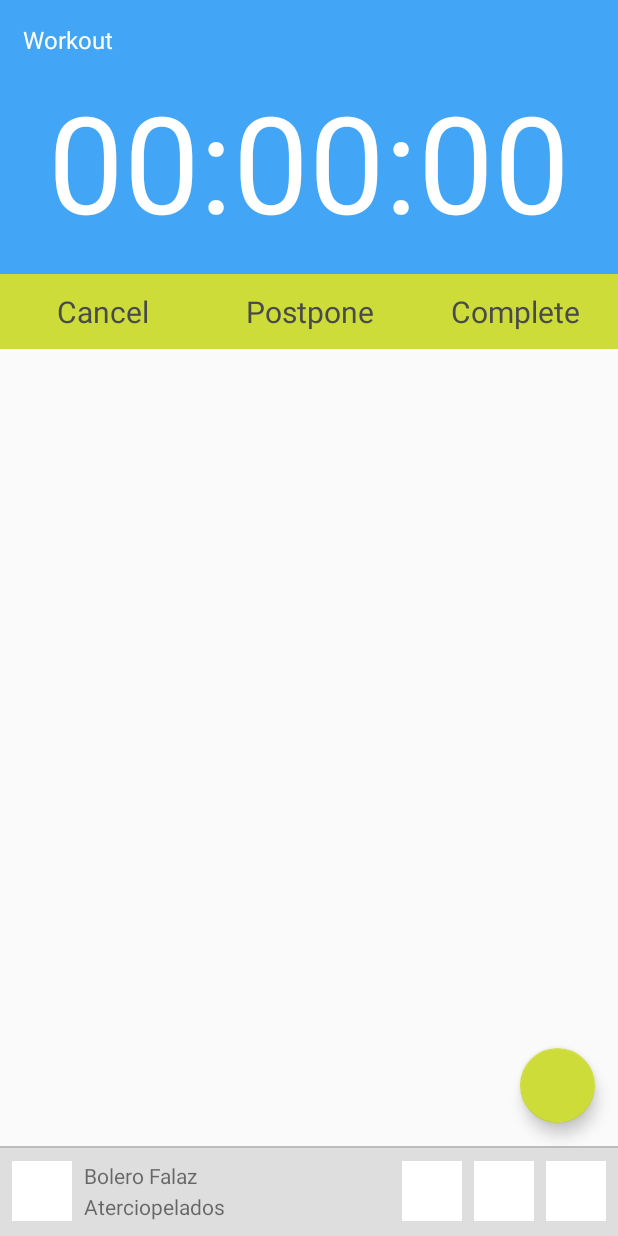
After one commit to kriztho/mylifecoach, an Android app: the TaskManagerActivity screen opened directly, with no data from a screen before it, on a phone screen of 412 x 824 dp. The commit adds this screen. Run offline under Robolectric (Android 15) with nearby library versions, the phone set to English and light mode, and no system bars; our stand-ins replace Room's generated code; libraries missing offline, so code that uses them is left out: android.arch.persistence.

Commit message:
TASKMANAGER: Added the initial activity for time keeping

```diff
--- a/app/src/main/AndroidManifest.xml
+++ b/app/src/main/AndroidManifest.xml
@@ -26,6 +26,9 @@
         <activity android:name=".ui.activities.EditGoalActivity"
             android:label="" />
 
+        <activity android:name=".ui.activities.TaskManagerActivity"
+            android:label="@string/activity_taskmanager_label" />
+
     </application>
 
 </manifest>
--- /dev/null
+++ b/app/src/main/java/com/cristhopper/mylifecoach/ui/activities/TaskManagerActivity.kt
@@ -0,0 +1,64 @@
+package com.cristhopper.mylifecoach.ui.activities
+
+import android.arch.lifecycle.Observer
+import android.arch.lifecycle.ViewModelProviders
+import android.os.Bundle
+import android.support.v7.app.AppCompatActivity
+import com.cristhopper.mylifecoach.R
+import com.cristhopper.mylifecoach.data.domain.Goal
+import com.cristhopper.mylifecoach.utils.InjectorUtils
+import com.cristhopper.mylifecoach.viewmodel.TaskManagerViewModel
+import kotlinx.android.synthetic.main.activity_task_manager.*
+import org.joda.time.Period
+import org.joda.time.format.PeriodFormatterBuilder
+
+
+class TaskManagerActivity : AppCompatActivity() {
+
+    var goal: Goal? = null
+    private lateinit var viewModel: TaskManagerViewModel
+
+    companion object {
+        @JvmField
+        val KEY_GOAL_ID: String = "key goal id"
+    }
+
+    override fun onCreate(savedInstanceState: Bundle?) {
+        super.onCreate(savedInstanceState)
+
+        setContentView(R.layout.activity_task_manager)
+
+        // Get the goal id
+        val goalId = intent.getIntExtra(KEY_GOAL_ID, 0)
+
+        val factory = InjectorUtils.provideTaskManagerViewModelFactory(this)
+        viewModel = ViewModelProviders.of(this, factory).get(TaskManagerViewModel::class.java)
+
+        viewModel.getGoal(goalId).observe(this, Observer { goal ->
+
+            this.goal = goal
+
+            // populate
+            setup(goal)
+        })
+    }
+
+    private fun setup(goal: Goal?) {
+
+        goal?.also { goal1 ->
+
+            txt_title.text = goal1.title
+
+            val durationPeriod = Period(0, 0, goal1.estimatedDuration, 0)
+
+            val formatter = PeriodFormatterBuilder()
+                    .printZeroAlways()
+                    .minimumPrintedDigits(2)
+                    .appendHours().appendSuffix(":")
+                    .appendMinutes().appendSuffix(":")
+                    .appendSeconds().toFormatter()
+
+            txt_timer.text = formatter.print(durationPeriod.normalizedStandard())
+        }
+    }
+}
--- a/app/src/main/java/com/cristhopper/mylifecoach/ui/adapter/GoalListAdapter.kt
+++ b/app/src/main/java/com/cristhopper/mylifecoach/ui/adapter/GoalListAdapter.kt
@@ -9,12 +9,13 @@ import android.view.View
 import com.cristhopper.mylifecoach.R
 import com.cristhopper.mylifecoach.data.domain.Goal
 import com.cristhopper.mylifecoach.ui.activities.GoalActivity
+import com.cristhopper.mylifecoach.ui.activities.TaskManagerActivity
 import com.cristhopper.mylifecoach.utils.inflate
 import kotlinx.android.synthetic.main.item_row_main.view.*
 
 class GoalListAdapter: ListAdapter<Goal, ViewHolder>(GoalDiffCallback()) {
 
-    // Binds each animal in the ArrayList to a view
+    // Binds each item in the ArrayList to a view
     override fun onBindViewHolder(holder: ViewHolder, position: Int) {
 
         val goal = getItem(position)
@@ -56,7 +57,15 @@ class ViewHolder (view: View) : RecyclerView.ViewHolder(view), View.OnClickListe
         this.goal = goal
 
         // The views
-        view.item_title.setText(goal.title)
-        view.item_description.setText(goal.description)
+        view.item_title.text = goal.title
+        view.item_description.text = goal.description
+
+        view.item_quickstart_icon.setOnClickListener {
+
+            val context = itemView.context
+            val intent = Intent(context, TaskManagerActivity::class.java)
+            intent.putExtra(TaskManagerActivity.KEY_GOAL_ID, goal.id)
+            context.startActivity(intent)
+        }
     }
 }
--- a/app/src/main/java/com/cristhopper/mylifecoach/utils/InjectorUtils.kt
+++ b/app/src/main/java/com/cristhopper/mylifecoach/utils/InjectorUtils.kt
@@ -6,6 +6,7 @@ import com.cristhopper.mylifecoach.data.repository.GoalRepository
 import com.cristhopper.mylifecoach.viewmodel.EditGoalViewModelFactory
 import com.cristhopper.mylifecoach.viewmodel.GoalListViewModelFactory
 import com.cristhopper.mylifecoach.viewmodel.GoalViewModelFactory
+import com.cristhopper.mylifecoach.viewmodel.TaskManagerViewModelFactory
 
 object InjectorUtils {
 
@@ -27,4 +28,9 @@ object InjectorUtils {
         val repository = getGoalRepository(context)
         return EditGoalViewModelFactory(repository)
     }
+
+    fun provideTaskManagerViewModelFactory(context: Context): TaskManagerViewModelFactory {
+        val repository = getGoalRepository(context)
+        return TaskManagerViewModelFactory(repository)
+    }
 }
--- a/app/src/main/java/com/cristhopper/mylifecoach/viewmodel/GoalListViewModel.kt
+++ b/app/src/main/java/com/cristhopper/mylifecoach/viewmodel/GoalListViewModel.kt
@@ -6,7 +6,7 @@ import com.cristhopper.mylifecoach.data.repository.GoalRepository
 import javax.inject.Inject
 
 class GoalListViewModel internal constructor(
-        private val goalRepository: GoalRepository
+    private val goalRepository: GoalRepository
 ): ViewModel() {
 
     private val goalList = goalRepository.getGoals()
--- /dev/null
+++ b/app/src/main/java/com/cristhopper/mylifecoach/viewmodel/TaskManagerViewModel.kt
@@ -0,0 +1,11 @@
+package com.cristhopper.mylifecoach.viewmodel
+
+import android.arch.lifecycle.ViewModel
+import com.cristhopper.mylifecoach.data.repository.GoalRepository
+
+class TaskManagerViewModel internal constructor(
+    private val goalRepository: GoalRepository
+): ViewModel() {
+
+    fun getGoal(goalId: Int) = goalRepository.getGoal(goalId)
+}
--- /dev/null
+++ b/app/src/main/java/com/cristhopper/mylifecoach/viewmodel/TaskManagerViewModelFactory.kt
@@ -0,0 +1,14 @@
+package com.cristhopper.mylifecoach.viewmodel;
+
+
+import android.arch.lifecycle.ViewModel
+import android.arch.lifecycle.ViewModelProvider
+import com.cristhopper.mylifecoach.data.repository.GoalRepository
+
+public class TaskManagerViewModelFactory (
+    private val repository: GoalRepository
+) : ViewModelProvider.NewInstanceFactory() {
+
+    @Suppress("UNCHECKED_CAST")
+    override fun <T : ViewModel> create(modelClass: Class<T>) = TaskManagerViewModel(repository) as T
+        }
--- /dev/null
+++ b/app/src/main/res/layout/activity_task_manager.xml
@@ -0,0 +1,143 @@
+<?xml version="1.0" encoding="utf-8"?>
+<android.support.constraint.ConstraintLayout
+    xmlns:android="http://schemas.android.com/apk/res/android"
+    xmlns:app="http://schemas.android.com/apk/res-auto"
+    xmlns:tools="http://schemas.android.com/tools"
+    android:layout_width="match_parent"
+    android:layout_height="match_parent">
+
+    <TextView
+        android:id="@+id/txt_title"
+        android:text="Workout"
+        style="@style/tm_timer_title"
+        app:layout_constraintBottom_toTopOf="@+id/txt_timer"
+        app:layout_constraintEnd_toEndOf="parent"
+        app:layout_constraintStart_toStartOf="parent"
+        app:layout_constraintTop_toTopOf="parent" />
+
+    <TextView
+        android:id="@+id/txt_timer"
+        style="@style/tm_timer"
+        android:background="@color/colorPrimary"
+        android:text="@string/tm_timer_default"
+        android:textColor="@color/textColorPrimaryDark"
+        app:layout_constraintBottom_toTopOf="@+id/actionbar"
+        app:layout_constraintEnd_toEndOf="parent"
+        app:layout_constraintStart_toStartOf="parent"
+        app:layout_constraintTop_toBottomOf="@+id/txt_title" />
+
+    <LinearLayout
+        android:id="@+id/actionbar"
+        android:layout_width="match_parent"
+        android:layout_height="wrap_content"
+        app:layout_constraintBottom_toTopOf="@+id/recyclerview"
+        app:layout_constraintEnd_toEndOf="parent"
+        app:layout_constraintStart_toStartOf="parent"
+        app:layout_constraintTop_toBottomOf="@+id/txt_timer">
+
+        <TextView
+            android:id="@+id/tm_cancel"
+            style="@style/tm_bar_action"
+            android:text="@string/tm_action_cancel" />
+
+        <TextView
+            android:id="@+id/tm_postpone"
+            style="@style/tm_bar_action"
+            android:text="@string/tm_action_postpone" />
+
+        <TextView
+            android:id="@+id/tm_complete"
+            style="@style/tm_bar_action"
+            android:text="@string/tm_action_complete" />
+
+    </LinearLayout>
+
+    <android.support.v7.widget.RecyclerView
+        android:id="@+id/recyclerview"
+        android:layout_width="match_parent"
+        android:layout_height="0dp"
+        app:layout_constraintBottom_toTopOf="@+id/constraintLayout"
+        app:layout_constraintEnd_toEndOf="parent"
+        app:layout_constraintHorizontal_bias="0.0"
+        app:layout_constraintStart_toStartOf="parent"
+        app:layout_constraintTop_toBottomOf="@+id/actionbar" />
+
+    <android.support.design.widget.FloatingActionButton
+        android:id="@+id/floatingActionButton"
+        android:layout_width="50dp"
+        android:layout_height="50dp"
+        android:layout_marginEnd="15dp"
+        android:layout_marginBottom="15dp"
+        app:layout_constraintBottom_toTopOf="@+id/constraintLayout"
+        app:layout_constraintEnd_toEndOf="parent" />
+
+    <android.support.constraint.ConstraintLayout
+        android:id="@+id/constraintLayout"
+        android:layout_width="0dp"
+        android:layout_height="60dp"
+        android:background="@color/colorBackgroundGray"
+        app:layout_constraintBottom_toBottomOf="parent"
+        app:layout_constraintEnd_toEndOf="parent"
+        app:layout_constraintStart_toStartOf="parent">
+
+        <View
+            android:layout_width="match_parent"
+            android:layout_height="1dp"
+            android:background="@color/colorHairlineDarker"
+            />
+
+        <ImageView
+            android:id="@+id/img_song"
+            style="@style/tm_song_control_button"
+            android:contentDescription="@string/tm_img_song_description"
+            app:layout_constraintBottom_toBottomOf="parent"
+            app:layout_constraintStart_toStartOf="parent"
+            app:layout_constraintTop_toTopOf="parent" />
+
+        <TextView
+            android:id="@+id/txt_song_name"
+            style="@style/tm_song_control_text"
+            android:layout_marginTop="8dp"
+            android:text="Bolero Falaz"
+            app:layout_constraintBottom_toTopOf="@+id/txt_song_artist"
+            app:layout_constraintEnd_toStartOf="@+id/img_prev"
+            app:layout_constraintStart_toEndOf="@+id/img_song"
+            app:layout_constraintTop_toTopOf="parent" />
+
+        <TextView
+            android:id="@+id/txt_song_artist"
+            style="@style/tm_song_control_text"
+            android:layout_marginBottom="8dp"
+            android:text="Aterciopelados"
+            app:layout_constraintBottom_toBottomOf="parent"
+            app:layout_constraintEnd_toStartOf="@+id/img_prev"
+            app:layout_constraintStart_toEndOf="@+id/img_song"
+            app:layout_constraintTop_toBottomOf="@+id/txt_song_name" />
+
+        <ImageView
+            android:id="@+id/img_prev"
+            style="@style/tm_song_control_button"
+            android:contentDescription="@string/tm_img_prev_description"
+            app:layout_constraintBottom_toBottomOf="parent"
+            app:layout_constraintEnd_toStartOf="@+id/img_playpause"
+            app:layout_constraintTop_toTopOf="parent" />
+
+        <ImageView
+            android:id="@+id/img_playpause"
+            style="@style/tm_song_control_button"
+            android:contentDescription="@string/tm_img_playpause_description"
+            app:layout_constraintBottom_toBottomOf="parent"
+            app:layout_constraintEnd_toStartOf="@+id/img_next"
+            app:layout_constraintTop_toTopOf="parent" />
+
+        <ImageView
+            android:id="@+id/img_next"
+            style="@style/tm_song_control_button"
+            android:contentDescription="@string/tm_img_next_description"
+            app:layout_constraintBottom_toBottomOf="parent"
+            app:layout_constraintEnd_toEndOf="parent"
+            app:layout_constraintTop_toTopOf="parent" />
+
+    </android.support.constraint.ConstraintLayout>
+
+</android.support.constraint.ConstraintLayout>
--- a/app/src/main/res/values/colors.xml
+++ b/app/src/main/res/values/colors.xml
@@ -3,8 +3,13 @@
     <color name="colorPrimary">#42a5f5</color>
     <color name="colorPrimaryDark">#607d8b</color>
     <color name="colorAccent">#cddc39</color>
-    <color name="textColorPrimary">#000</color>
+
+    <color name="colorBackground">#FFF</color>
+    <color name="colorBackgroundGray">#DEDEDE</color>
+
+    <color name="textColorPrimary">#494a4c</color>
     <color name="textColorPrimaryDark">#FFF</color>
-    <color name="colorBackground">#FFF</color>
+
     <color name="colorHairline">#DEDEDE</color>
+    <color name="colorHairlineDarker">#BCBCBC</color>
 </resources>
--- a/app/src/main/res/values/strings.xml
+++ b/app/src/main/res/values/strings.xml
@@ -12,6 +12,7 @@
     <string name="action_settings">Settings</string>
 
     <string name="activity_goal_label">Goal</string>
+    <string name="activity_taskmanager_label">Task Manager</string>
 
     <!-- Edit Goal -->
     <string name="editgoal_title_hint">Enter Title</string>
@@ -22,4 +23,15 @@
     <!-- Error messages -->
     <string name="editgoal_title_error">Please enter a valid title.</string>
 
+    <!-- Task Manager -->
+    <string name="tm_img_song_description">Song image</string>
+    <string name="tm_img_prev_description">Previous song button</string>
+    <string name="tm_img_playpause_description">Play/pause song button</string>
+    <string name="tm_img_next_description">Next song button</string>
+
+    <string name="tm_timer_default">00:00:00</string>
+    <string name="tm_action_cancel">Cancel</string>
+    <string name="tm_action_postpone">Postpone</string>
+    <string name="tm_action_complete">Complete</string>
+
 </resources>
--- a/app/src/main/res/values/styles.xml
+++ b/app/src/main/res/values/styles.xml
@@ -82,4 +82,50 @@
         <item name="android:colorAccent">@color/colorPrimary</item>
     </style>
 
+    <!-- Task Manager -->
+    <style name="tm_timer">
+        <item name="android:layout_width">match_parent</item>
+        <item name="android:layout_height">wrap_content</item>
+        <item name="android:gravity">center</item>
+        <item name="android:textSize">90sp</item>
+        <item name="android:paddingBottom">15dp</item>
+    </style>
+
+    <style name="tm_song_control_button">
+        <item name="android:layout_width">40dp</item>
+        <item name="android:layout_height">40dp</item>
+        <item name="android:layout_margin">8dp</item>
+        <item name="android:background">@color/textColorPrimaryDark</item>
+    </style>
+
+    <style name="tm_song_control_text">
+        <item name="android:layout_width">0dp</item>
+        <item name="android:layout_height">wrap_content</item>
+        <item name="android:layout_marginStart">8dp</item>
+        <item name="android:layout_marginEnd">8dp</item>
+    </style>
+
+    <style name="tm_timer_title">
+        <item name="android:layout_width">match_parent</item>
+        <item name="android:layout_height">wrap_content</item>
+        <item name="android:paddingStart">15dp</item>
+        <item name="android:paddingEnd">15dp</item>
+        <item name="android:paddingTop">15dp</item>
+        <item name="android:paddingBottom">10dp</item>
+        <item name="android:textSize">16sp</item>
+        <item name="android:background">@color/colorPrimary</item>
+        <item name="android:textColor">@color/textColorPrimaryDark</item>
+        <item name="android:textColorHint">@color/textColorPrimaryDark</item>
+    </style>
+
+    <style name="tm_bar_action">
+        <item name="android:layout_width">0dp</item>
+        <item name="android:layout_height">50dp</item>
+        <item name="android:layout_weight">1</item>
+        <item name="android:gravity">center</item>
+        <item name="android:textSize">20sp</item>
+        <item name="android:textColor">@color/textColorPrimary</item>
+        <item name="android:background">@color/colorAccent</item>
+    </style>
+
 </resources>
```
